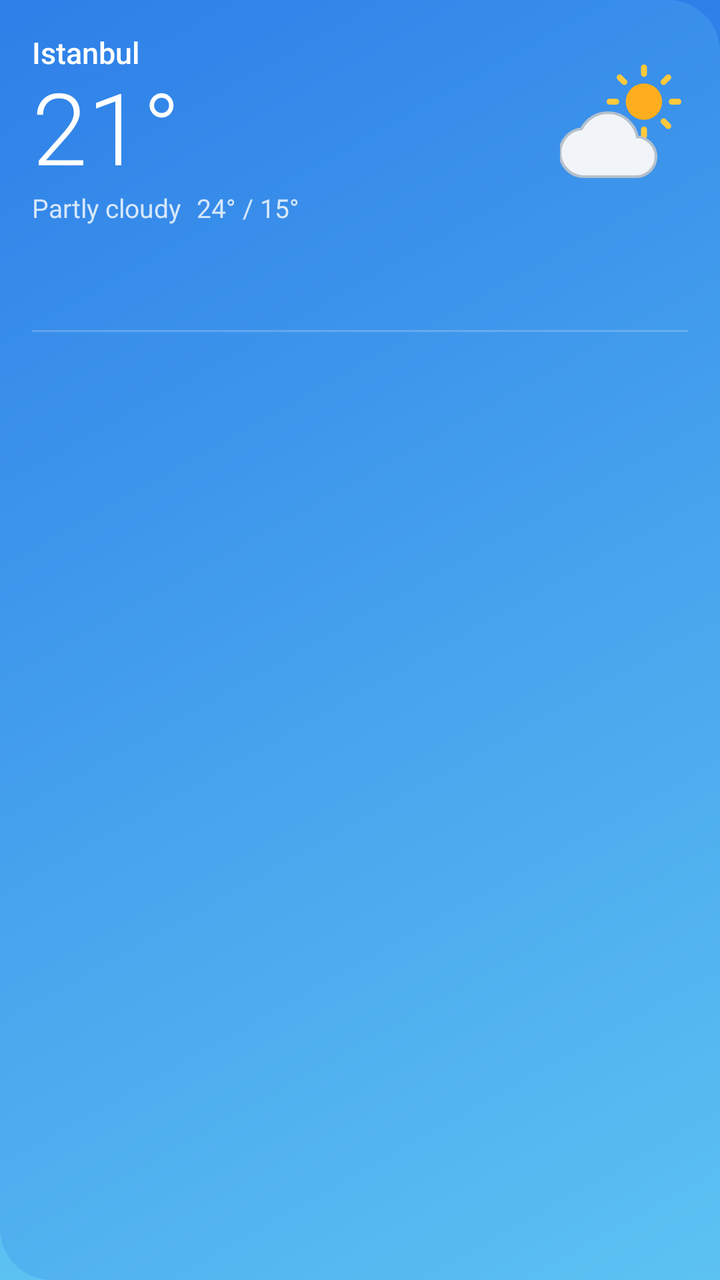
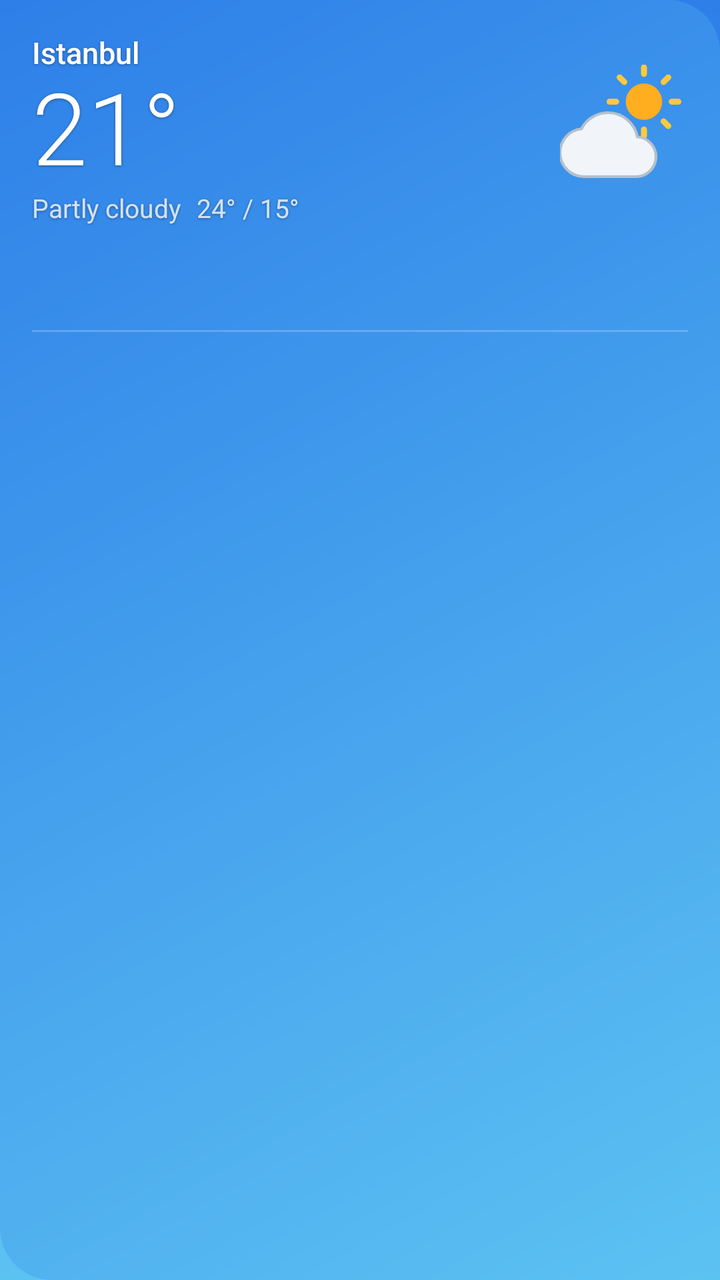

The first picture is an Android layout as it rendered before a commit; the second is the same layout after the commit. The layout source and the unified diff follow.
<!-- AndroidManifest.xml: application theme Theme.Hava -->
<!-- res/layout/widget_large.xml -->
<?xml version="1.0" encoding="utf-8"?>
<LinearLayout xmlns:android="http://schemas.android.com/apk/res/android"
    android:id="@+id/root"
    android:layout_width="match_parent"
    android:layout_height="match_parent"
    android:background="@drawable/bg_clear_day"
    android:orientation="vertical"
    android:padding="16dp">

    <LinearLayout
        android:layout_width="match_parent"
        android:layout_height="wrap_content"
        android:gravity="center_vertical"
        android:orientation="horizontal">

        <LinearLayout
            android:layout_width="0dp"
            android:layout_height="wrap_content"
            android:layout_weight="1"
            android:orientation="vertical">

            <TextView
                android:id="@+id/place"
                android:layout_width="match_parent"
                android:layout_height="wrap_content"
                android:ellipsize="end"
                android:fontFamily="sans-serif-medium"
                android:maxLines="1"
                android:text="@string/preview_place"
                android:textColor="#FFFFFFFF"
                android:textSize="15sp" />

            <TextView
                android:id="@+id/temp"
                android:layout_width="wrap_content"
                android:layout_height="wrap_content"
                android:fontFamily="sans-serif-light"
                android:includeFontPadding="false"
                android:text="21°"
                android:textColor="#FFFFFFFF"
                android:textSize="50sp" />

            <LinearLayout
                android:layout_width="match_parent"
                android:layout_height="wrap_content"
                android:orientation="horizontal">

                <TextView
                    android:id="@+id/cond"
                    android:layout_width="wrap_content"
                    android:layout_height="wrap_content"
                    android:ellipsize="end"
                    android:maxLines="1"
                    android:text="@string/c_partly"
                    android:textColor="#CCFFFFFF"
                    android:textSize="13sp" />

                <TextView
                    android:id="@+id/hilo"
                    android:layout_width="wrap_content"
                    android:layout_height="wrap_content"
                    android:layout_marginStart="8dp"
                    android:maxLines="1"
                    android:text="24° / 15°"
                    android:textColor="#CCFFFFFF"
                    android:textSize="13sp" />
            </LinearLayout>
        </LinearLayout>

        <ImageView
            android:id="@+id/icon"
            android:layout_width="64dp"
            android:layout_height="64dp"
            android:importantForAccessibility="no"
            android:src="@drawable/ic_w_partly_day" />
    </LinearLayout>

    <TextView
        android:id="@+id/extra"
        android:layout_width="match_parent"
        android:layout_height="wrap_content"
        android:layout_marginTop="2dp"
        android:maxLines="1"
        android:textColor="#CCFFFFFF"
        android:textSize="12sp" />

    <LinearLayout
        android:id="@+id/hours"
        android:layout_width="match_parent"
        android:layout_height="wrap_content"
        android:layout_marginTop="10dp"
        android:orientation="horizontal" />

    <ImageView
        android:id="@+id/curve"
        android:layout_width="match_parent"
        android:layout_height="16dp"
        android:importantForAccessibility="no"
        android:scaleType="fitXY" />

    <FrameLayout
        android:id="@+id/divider"
        android:layout_width="match_parent"
        android:layout_height="1dp"
        android:layout_marginTop="8dp"
        android:layout_marginBottom="4dp"
        android:background="#33FFFFFF" />

    <LinearLayout
        android:id="@+id/days"
        android:layout_width="match_parent"
        android:layout_height="0dp"
        android:layout_weight="1"
        android:gravity="center_vertical"
        android:orientation="vertical" />
</LinearLayout>
<!-- resources referenced by this layout -->
<resources>
  <!-- drawable bg_clear_day (drawable) -->
  <?xml version="1.0" encoding="utf-8"?>
  <shape xmlns:android="http://schemas.android.com/apk/res/android" android:shape="rectangle">
      <corners android:radius="26dp" />
      <gradient android:angle="315" android:startColor="#FF2E7FE8" android:endColor="#FF5CC2F2" android:type="linear" />
  </shape>
  <!-- drawable ic_w_partly_day (drawable) -->
  <?xml version="1.0" encoding="utf-8"?>
  <vector xmlns:android="http://schemas.android.com/apk/res/android"
      android:width="24dp" android:height="24dp"
      android:viewportWidth="24" android:viewportHeight="24">
  <group android:scaleX="0.62" android:scaleY="0.62" android:translateX="8.3" android:translateY="-0.5">
  <path android:strokeColor="#FFFFC93C" android:strokeWidth="1.8" android:strokeLineCap="round" android:pathData="M12,1.6V3.6M12,20.4V22.4M1.6,12H3.6M20.4,12H22.4M4.65,4.65L6.06,6.06M17.94,17.94L19.35,19.35M4.65,19.35L6.06,17.94M17.94,6.06L19.35,4.65"/>
  <path android:fillColor="#FFFFAE1F" android:pathData="M6.5,12a5.5,5.5 0 1,0 11,0a5.5,5.5 0 1,0 -11,0z"/>
  </group>
  <group android:scaleX="0.75" android:scaleY="0.75" android:translateX="0" android:translateY="6">
  <path android:fillColor="#FFF1F4F8" android:strokeColor="#FFB4C0CC" android:strokeWidth="0.7" android:pathData="M19.35,10.04C18.67,6.59 15.64,4 12,4 9.11,4 6.6,5.64 5.35,8.04 2.34,8.36 0,10.91 0,14c0,3.31 2.69,6 6,6h13c2.76,0 5,-2.24 5,-5 0,-2.64 -2.05,-4.78 -4.65,-4.96z"/>
  </group>
  </vector>
  <string name="c_partly">Partly cloudy</string>
  <string name="preview_place">Istanbul</string>
  <style name="Theme.Hava" parent="android:Theme.Material.NoActionBar">
          <item name="android:windowBackground">@drawable/bg_window</item>
          <item name="android:statusBarColor">@android:color/transparent</item>
          <item name="android:navigationBarColor">@android:color/transparent</item>
      </style>
  <!-- drawable bg_window (drawable) -->
  <?xml version="1.0" encoding="utf-8"?>
  <shape xmlns:android="http://schemas.android.com/apk/res/android" android:shape="rectangle">
      <gradient android:angle="270" android:startColor="#FF2E7FE8" android:endColor="#FF5CC2F2" />
  </shape>
</resources>

<!-- the commit's change to res/layout/widget_large.xml (unified diff, before → after) -->
@@ -27,6 +27,9 @@
                 android:fontFamily="sans-serif-medium"
                 android:maxLines="1"
                 android:text="@string/preview_place"
+                android:shadowColor="#59000000"
+                android:shadowDy="1"
+                android:shadowRadius="3"
                 android:textColor="#FFFFFFFF"
                 android:textSize="15sp" />
 
@@ -37,6 +40,9 @@
                 android:fontFamily="sans-serif-light"
                 android:includeFontPadding="false"
                 android:text="21°"
+                android:shadowColor="#59000000"
+                android:shadowDy="1"
+                android:shadowRadius="3"
                 android:textColor="#FFFFFFFF"
                 android:textSize="50sp" />
 
@@ -52,6 +58,9 @@
                     android:ellipsize="end"
                     android:maxLines="1"
                     android:text="@string/c_partly"
+                    android:shadowColor="#59000000"
+                    android:shadowDy="1"
+                    android:shadowRadius="3"
                     android:textColor="#CCFFFFFF"
                     android:textSize="13sp" />
 
@@ -62,6 +71,9 @@
                     android:layout_marginStart="8dp"
                     android:maxLines="1"
                     android:text="24° / 15°"
+                    android:shadowColor="#59000000"
+                    android:shadowDy="1"
+                    android:shadowRadius="3"
                     android:textColor="#CCFFFFFF"
                     android:textSize="13sp" />
             </LinearLayout>
@@ -81,6 +93,9 @@
         android:layout_height="wrap_content"
         android:layout_marginTop="2dp"
         android:maxLines="1"
+        android:shadowColor="#59000000"
+        android:shadowDy="1"
+        android:shadowRadius="3"
         android:textColor="#CCFFFFFF"
         android:textSize="12sp" />
 
